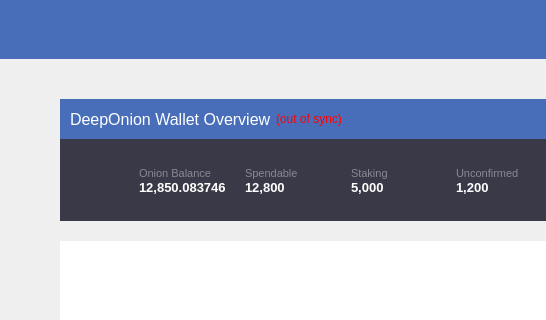
Old version of the form src/qt/forms/overviewpage.ui in the repository deeponion/deeponion-legacy; both pictures show x 0 to 546 and y 0 to 320 of the 731 by 487 pixel window.
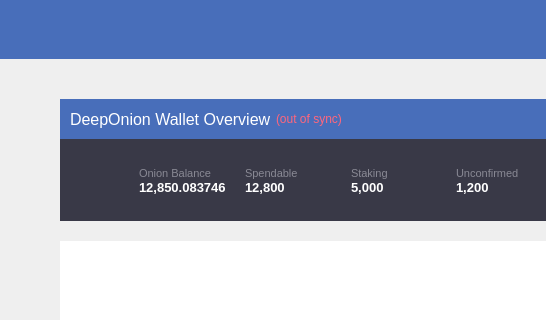
New version of the form. Icons and pictures are not drawn.

```diff
--- a/src/qt/forms/overviewpage.ui
+++ b/src/qt/forms/overviewpage.ui
@@ -189,7 +189,7 @@
                  <item>
                   <widget class="QLabel" name="labelWalletStatus">
                    <property name="styleSheet">
-                    <string notr="true">color: red;</string>
+                    <string notr="true">color: #ff667c;</string>
                    </property>
                    <property name="text">
                     <string>(out of sync)</string>
```
